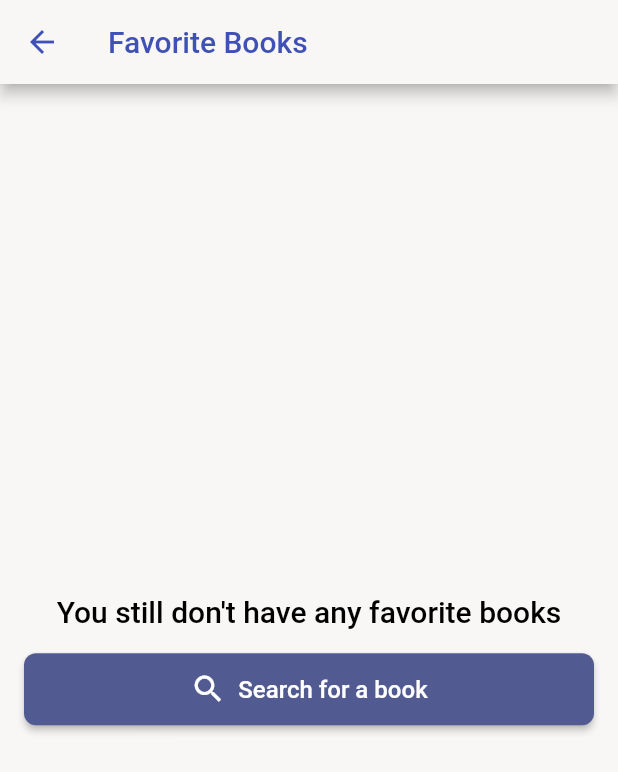
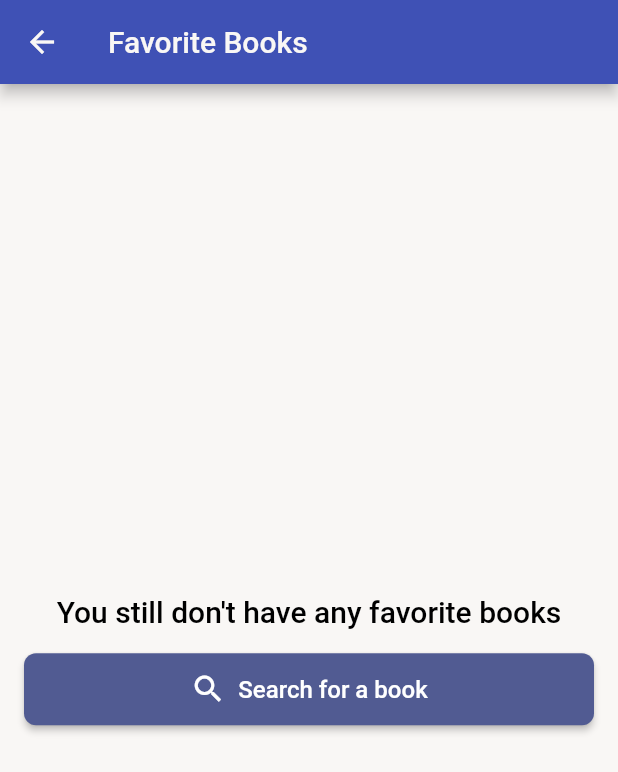
Before and after one commit to rafaelortizzableh/search-book-feature, a Flutter app: the screen it shows after launch, after a tap on the "favorite" icon, on a phone screen of 412 x 824 dp. Shown: the top 772 px of the screen. Run offline on Flutter 3.47's test engine with Material 2 defaults, Android fonts, the phone set to English and light mode, and no system bars; our stand-ins replace dio, flutter_riverpod, hive_flutter, multiple_result, shared_preferences; accounts and stored records are empty; generated files the repository leaves out were written again.

Commit message:
- Updated Theme

```diff
--- a/lib/features/book_search/ui/screens/book_details_screen.dart
+++ b/lib/features/book_search/ui/screens/book_details_screen.dart
@@ -43,6 +43,7 @@ class BookDetailsScreen extends StatelessWidget {
                         await BookSearchUiFunctions.addFavorite(ref, book),
                 icon: Icon(
                   isFavorite ? Icons.favorite : Icons.favorite_border,
+                  color: isFavorite ? Colors.red : null,
                 ),
               );
             },
--- a/lib/features/book_search/ui/screens/book_search_screen.dart
+++ b/lib/features/book_search/ui/screens/book_search_screen.dart
@@ -26,11 +26,6 @@ class BookSearchScreen extends ConsumerWidget {
           icon: const Icon(Icons.light_mode),
         ),
         actions: [
-          IconButton(
-            icon: const Icon(Icons.search),
-            onPressed: () async =>
-                await BookSearchUiFunctions.showSearchModal(context, ref),
-          ),
           IconButton(
             onPressed: () {
               Navigator.of(context).pushNamed(FavoriteBooksScreen.routeName);
--- a/lib/features/theme/custom_theme.dart
+++ b/lib/features/theme/custom_theme.dart
@@ -52,7 +52,9 @@ class CustomTheme {
       ),
       scaffoldBackgroundColor: Palette.white,
       appBarTheme: const AppBarTheme(
-          color: Palette.white, foregroundColor: Palette.indigo500),
+        foregroundColor: Palette.white,
+        color: Palette.indigo500,
+      ),
       textTheme: theme.primaryTextTheme
           .copyWith(
             button: theme.primaryTextTheme.button?.copyWith(
```
